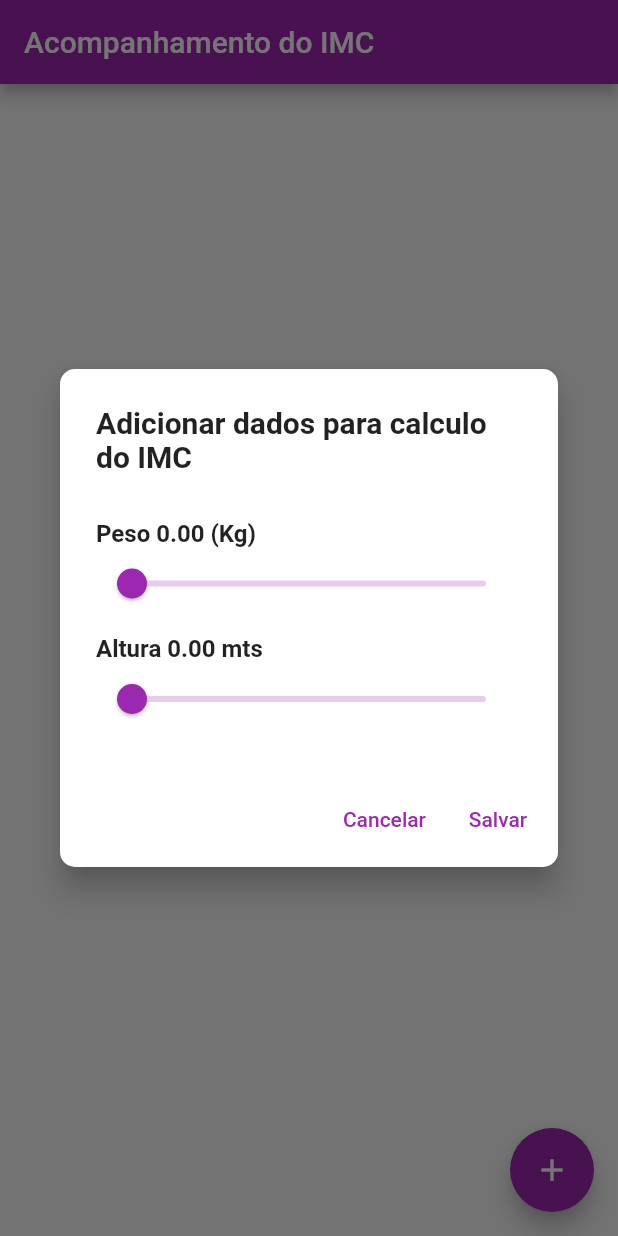
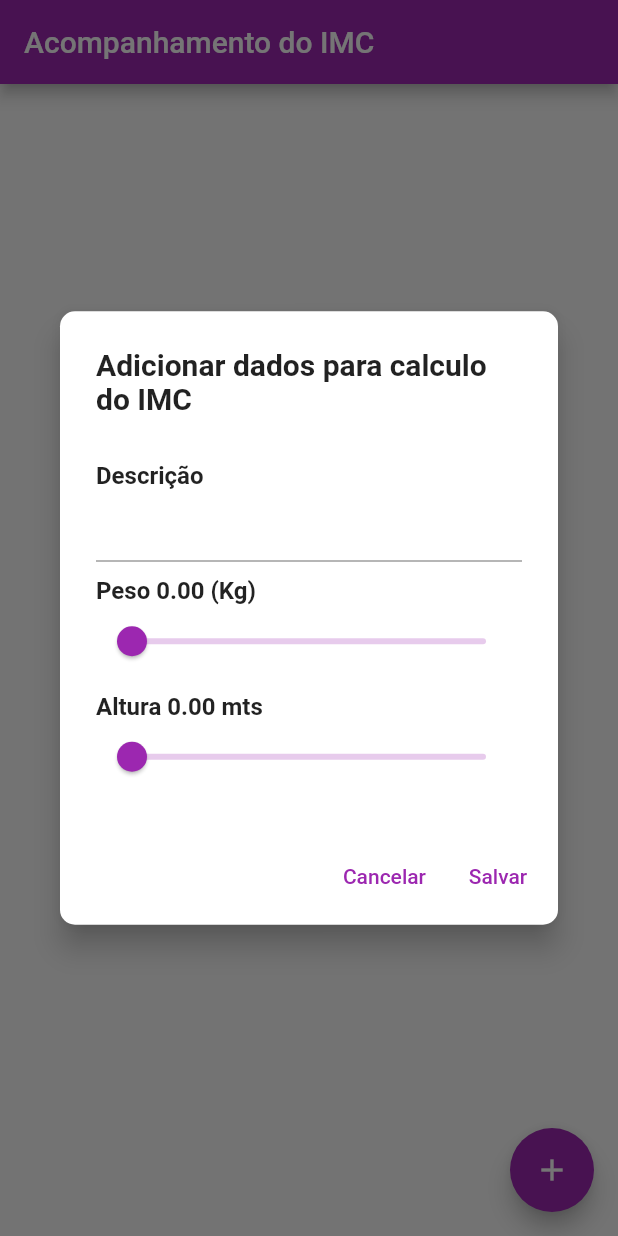
Before and after one commit to FabioPortella/calculadora_imc, a Flutter app: the screen it shows after launch, after a tap on the "add" icon, on a phone screen of 412 x 824 dp. Run offline on Flutter 3.47's test engine with Material 2 defaults, Android fonts, the phone set to English and light mode, and no system bars; our stand-ins replace google_fonts, hive; accounts and stored records are empty.

Commit message:
Trabalhando com Hive para sarvar dados.

```diff
--- a/lib/main.dart
+++ b/lib/main.dart
@@ -1,6 +1,14 @@
 import 'package:flutter/material.dart';
+import 'package:hive/hive.dart';
+import 'package:path_provider/path_provider.dart' as path_provider;
+import 'package:calculadora_imc/model/imc_model.dart';
 import 'my_app.dart';
 
-void main() {
+void main() async {
+  WidgetsFlutterBinding.ensureInitialized();
+  var documentsDirectory =
+      await path_provider.getApplicationDocumentsDirectory();
+  Hive.init(documentsDirectory.path);
+  Hive.registerAdapter(ImcModelAdapter());
   runApp(const MyApp());
 }
--- a/lib/model/imc.dart
+++ /dev/null
@@ -1,41 +0,0 @@
-import 'package:flutter/material.dart';
-
-class IndiceIMC {
-  final String _id = UniqueKey().toString();
-  final DateTime _data;
-  double _peso;
-  double _altura;
-  double _imc;
-  String _classificacaoIMC;
-
-  IndiceIMC(
-      this._data, this._peso, this._altura, this._imc, this._classificacaoIMC);
-
-  String get id => _id;
-
-  DateTime get data => _data;
-
-  double get peso => _peso;
-
-  set peso(double peso) {
-    _peso = peso;
-  }
-
-  double get altura => _altura;
-
-  set altura(double altura) {
-    _altura = altura;
-  }
-
-  double get imc => _imc;
-
-  set imc(double imc) {
-    _imc = imc;
-  }
-
-  String get classificacaoIMC => _classificacaoIMC;
-
-  set classificacaoIMC(String classificacaoIMC) {
-    _classificacaoIMC = classificacaoIMC;
-  }
-}
--- /dev/null
+++ b/lib/model/imc_model.dart
@@ -0,0 +1,34 @@
+import 'package:hive/hive.dart';
+
+part 'imc_model.g.dart';
+
+@HiveType(typeId: 0)
+class ImcModel extends HiveObject {
+  @HiveField(0)
+  String descricao = "";
+
+  @HiveField(1)
+  DateTime? data;
+
+  @HiveField(2)
+  double peso = 0;
+
+  @HiveField(3)
+  double altura = 0;
+
+  @HiveField(4)
+  double imc = 0;
+
+  @HiveField(5)
+  String classificacaoIMC = "";
+
+  ImcModel();
+
+  ImcModel.criar(
+    this.descricao,
+    this.data,
+    this.peso,
+    this.altura,
+    this.imc,
+    this.classificacaoIMC);
+}
--- a/lib/pages/imc_page.dart
+++ b/lib/pages/imc_page.dart
@@ -1,4 +1,4 @@
-import 'package:calculadora_imc/model/imc.dart';
+import 'package:calculadora_imc/model/imc_model.dart';
 import 'package:calculadora_imc/repositories/imc_repository.dart';
 import 'package:calculadora_imc/shared/widgets/calcula_IMC.dart';
 import 'package:calculadora_imc/shared/widgets/text_label.dart';
@@ -12,8 +12,9 @@ class ImcPage extends StatefulWidget {
 }
 
 class _ImcPageState extends State<ImcPage> {
-  var indiceIMCRepository = IndiceIMCRepository();
-  var _indiceIMC = const <IndiceIMC>[];
+  late ImcRepository imcRepository;
+  var _indiceIMC = const <ImcModel>[];
+  var descricaoController = TextEditingController();
   double peso = 0;
   double altura = 0;
 
@@ -24,7 +25,8 @@ class _ImcPageState extends State<ImcPage> {
   }
 
   void obterIndiceIMC() async {
-    _indiceIMC = await indiceIMCRepository.listar();
+    imcRepository = await ImcRepository.carregar();
+    _indiceIMC = imcRepository.obterDados();
     setState(() {});
   }
 
@@ -52,6 +54,10 @@ class _ImcPageState extends State<ImcPage> {
                   content: StatefulBuilder(builder: (context, setState) {
                     return Wrap(
                       children: [
+                        const TextLabel(texto: "Descrição"),
+                        TextField(
+                          controller: descricaoController,
+                        ),
                         TextLabel(
                             texto: "Peso ${peso.toStringAsFixed(2)} (Kg)"),
                         Slider(
@@ -99,7 +105,8 @@ class _ImcPageState extends State<ImcPage> {
                                         "A altura precisa ser maior que 0, informe um valor")));
                             return;
                           }
-                          await indiceIMCRepository.adicionar(IndiceIMC(
+                          await imcRepository.salvar(ImcModel.criar(
+                              descricaoController.text,
                               DateTime.now(),
                               peso,
                               altura,
@@ -128,10 +135,10 @@ class _ImcPageState extends State<ImcPage> {
                   var indiceIMC = _indiceIMC[index];
                   return Dismissible(
                     onDismissed: (DismissDirection dismissDirection) async {
-                      await indiceIMCRepository.remover(indiceIMC.id);
+                      await imcRepository.excluir(indiceIMC);
                       obterIndiceIMC();
                     },
-                    key: Key(indiceIMC.id),
+                    key: Key(indiceIMC.descricao),
                     child: ListTile(
                       //leading: const Text(),
                       title: Text(
@@ -139,7 +146,7 @@ class _ImcPageState extends State<ImcPage> {
                       subtitle: Text(
                           "Peso: ${indiceIMC.peso.toStringAsFixed(2)}  Altura: ${indiceIMC.altura.toStringAsFixed(2)}"),
                       trailing: Text(
-                          "${indiceIMC.data.day}/${indiceIMC.data.month}/${indiceIMC.data.year}"),
+                          "${indiceIMC.data?.day}/${indiceIMC.data?.month}/${indiceIMC.data?.year}"),
                     ),
                   );
                 },
--- a/lib/repositories/imc_repository.dart
+++ b/lib/repositories/imc_repository.dart
@@ -1,20 +1,33 @@
-import 'package:calculadora_imc/model/imc.dart';
+import 'package:calculadora_imc/model/imc_model.dart';
+import 'package:hive/hive.dart';
 
-class IndiceIMCRepository {
-  final List<IndiceIMC> _indiceIMC = [];
+class ImcRepository {
+  static late Box _box;
 
-  Future<void> adicionar(IndiceIMC indiceIMC) async {
-    await Future.delayed(const Duration(milliseconds: 200));
-    _indiceIMC.add(indiceIMC);
+  ImcRepository._criar();
+
+  static Future<ImcRepository> carregar() async {
+    if (Hive.isBoxOpen("imcModel")) {
+      _box = Hive.box("imcModel");
+    } else {
+      _box = await Hive.openBox("imcModel");
+    }
+    return ImcRepository._criar();
   }
 
-  Future<void> remover(String id) async {
-    await Future.delayed(const Duration(milliseconds: 100));
-    _indiceIMC.remove(_indiceIMC.where((indiceIMC) => indiceIMC.id == id).first);
+  salvar(ImcModel imcModel) {
+    _box.add(imcModel);
   }
 
-  Future<List<IndiceIMC>> listar() async {
-    await Future.delayed(const Duration(milliseconds: 100));
-    return _indiceIMC;
+  alterar(ImcModel imcModel) {
+    imcModel.save();
+  }
+
+  excluir(ImcModel imcModel) {
+    imcModel.delete();
+  }
+
+  List<ImcModel> obterDados() {
+    return _box.values.cast<ImcModel>().toList();
   }
 }
--- a/pubspec.yaml
+++ b/pubspec.yaml
@@ -36,10 +36,14 @@ dependencies:
   # The following adds the Cupertino Icons font to your application.
   # Use with the CupertinoIcons class for iOS style icons.
   cupertino_icons: ^1.0.2
+  hive: ^2.2.3
+  path_provider: ^2.1.1
 
 dev_dependencies:
   flutter_test:
     sdk: flutter
+  hive_generator: ^2.0.1
+  build_runner: ^2.4.6
 
   # The "flutter_lints" package below contains a set of recommended lints to
   # encourage good coding practices. The lint set provided by the package is
```
Also changed, not shown: lib/model/imc_model.g.dart (added), pubspec.lock.
